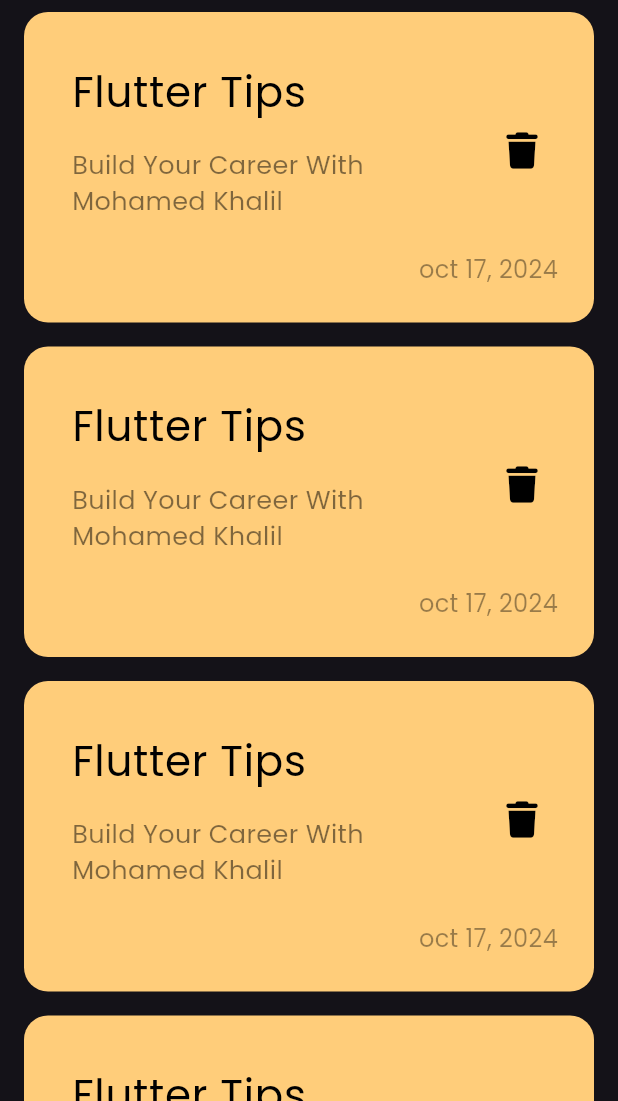
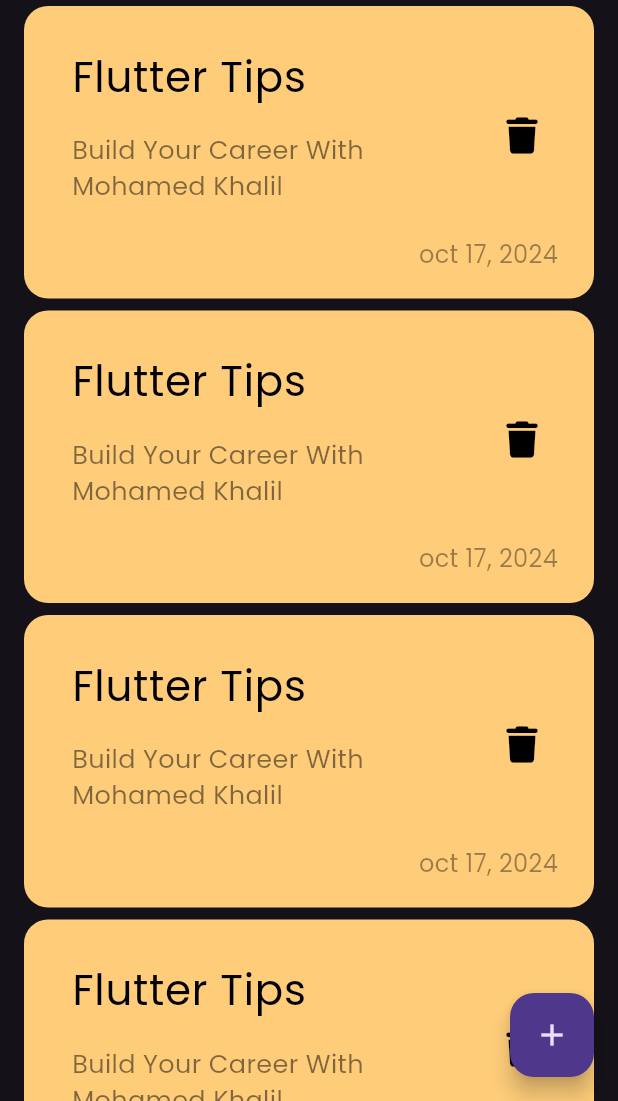
Before and after one commit to MohamedKHalilElsaaw/my_notes, a Flutter app: the screen it shows after launch, on a phone screen of 412 x 824 dp, the part 135-1236 px from its top. Run offline on Flutter 3.47's test engine with Material 3 defaults, Android fonts, the phone set to English and light mode, and no system bars; our stand-ins replace font_awesome_flutter.

Commit message:
add floating action buttom

```diff
--- a/lib/views/notes_view.dart
+++ b/lib/views/notes_view.dart
@@ -6,8 +6,12 @@ class NotesView extends StatelessWidget {
 
   @override
   Widget build(BuildContext context) {
-    return const Scaffold(
-      body: NotesViewBody(),
+    return Scaffold(
+      floatingActionButton: FloatingActionButton(
+        onPressed: () {},
+        child: const Icon(Icons.add),
+      ),
+      body: const NotesViewBody(),
     );
   }
 }
--- a/lib/views/widgets/custom_note_item.dart
+++ b/lib/views/widgets/custom_note_item.dart
@@ -8,8 +8,8 @@ class NotesItem extends StatelessWidget {
   Widget build(BuildContext context) {
     return Container(
       padding: const EdgeInsets.only(
-        top: 24,
-        bottom: 24,
+        top: 18,
+        bottom: 18,
         left: 16,
       ),
       decoration: BoxDecoration(
--- a/lib/views/widgets/notes_list_view.dart
+++ b/lib/views/widgets/notes_list_view.dart
@@ -9,7 +9,7 @@ class NotesListView extends StatelessWidget {
     return ListView.builder(
       itemBuilder: (context, index) {
         return const Padding(
-          padding: EdgeInsets.symmetric(vertical: 8),
+          padding: EdgeInsets.symmetric(vertical: 4),
           child: NotesItem(),
         );
       },
```
